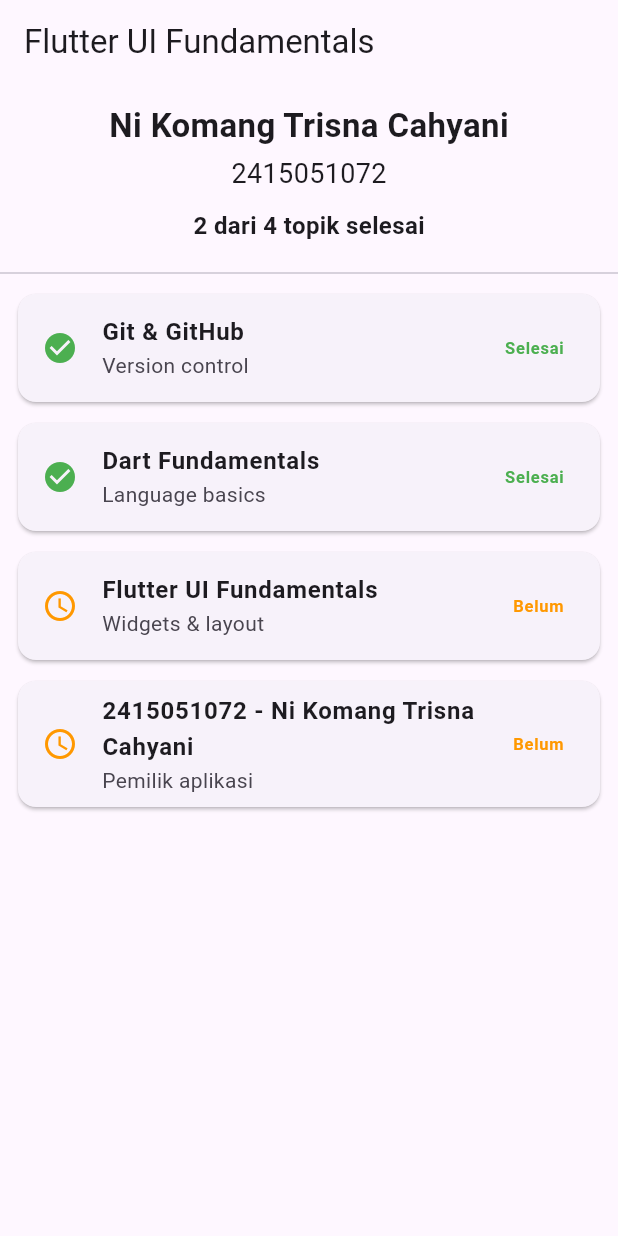
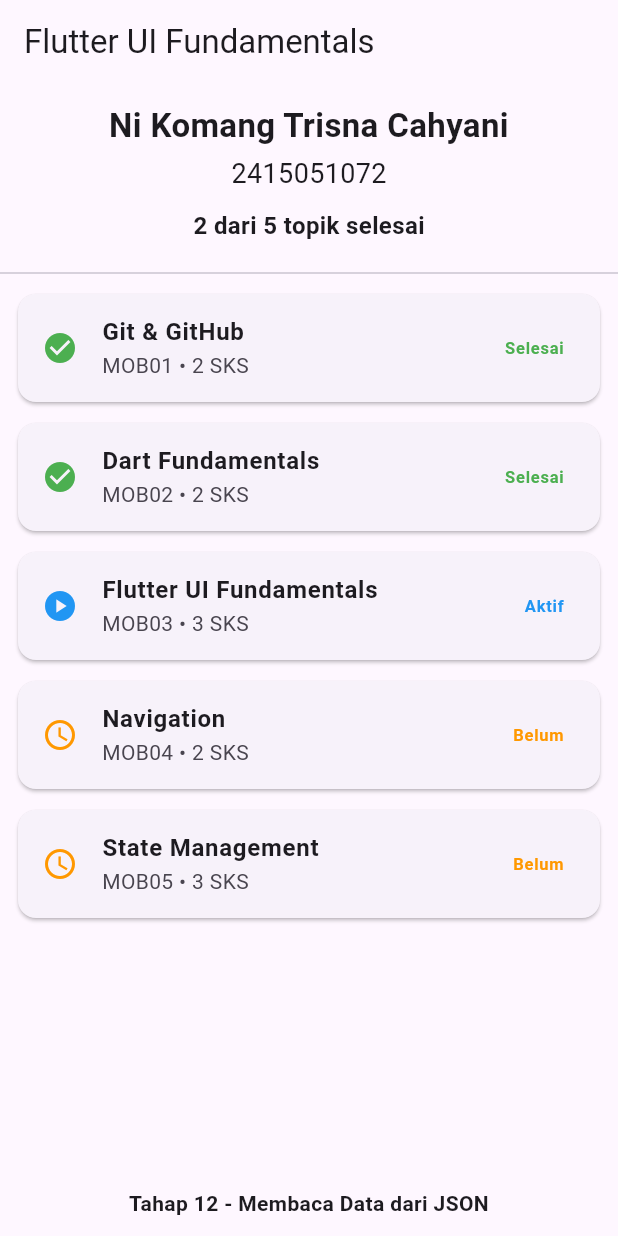
Before and after one commit to trisnacahyani-ops/flutter_ui_fundamentals, a Flutter app: the screen it shows after launch, on a phone screen of 412 x 824 dp. Run offline on Flutter 3.47's test engine with Material 3 defaults, Android fonts, the phone set to English and light mode, and no system bars.

Commit message:
tahap 12

```diff
--- /dev/null
+++ b/assets/data/student_data.json
@@ -0,0 +1,38 @@
+{
+  "student": {
+    "nim": "2415051072",
+    "name": "Ni Komang Trisna Cahyani"
+  },
+  "courses": [
+    {
+      "code": "MOB01",
+      "title": "Git & GitHub",
+      "credits": 2,
+      "status": "done"
+    },
+    {
+      "code": "MOB02",
+      "title": "Dart Fundamentals",
+      "credits": 2,
+      "status": "done"
+    },
+    {
+      "code": "MOB03",
+      "title": "Flutter UI Fundamentals",
+      "credits": 3,
+      "status": "active"
+    },
+    {
+      "code": "MOB04",
+      "title": "Navigation",
+      "credits": 2,
+      "status": "planned"
+    },
+    {
+      "code": "MOB05",
+      "title": "State Management",
+      "credits": 3,
+      "status": "planned"
+    }
+  ]
+}
--- a/lib/main.dart
+++ b/lib/main.dart
@@ -1,7 +1,7 @@
+import 'dart:convert';
+
 import 'package:flutter/material.dart';
-
-const String studentName = 'Ni Komang Trisna Cahyani';
-const String studentId = '2415051072';
+import 'package:flutter/services.dart' show rootBundle;
 
 void main() {
   runApp(const MyApp());
@@ -14,58 +14,82 @@
   Widget build(BuildContext context) {
     return MaterialApp(
       debugShowCheckedModeBanner: false,
-      home: Scaffold(
-        appBar: AppBar(title: const Text('Flutter UI Fundamentals')),
-        body: const TopicList(),
-      ),
+      home: const StudentPage(),
     );
   }
 }
 
-class TopicList extends StatelessWidget {
-  const TopicList({super.key});
+class StudentPage extends StatefulWidget {
+  const StudentPage({super.key});
+
+  @override
+  State<StudentPage> createState() => _StudentPageState();
+}
+
+class _StudentPageState extends State<StudentPage> {
+  Map<String, dynamic>? studentData;
+  bool isLoading = true;
+
+  @override
+  void initState() {
+    super.initState();
+    loadStudentData();
+  }
+
+  Future<void> loadStudentData() async {
+    final jsonString = await rootBundle.loadString(
+      'assets/data/student_data.json',
+    );
+
+    final data = jsonDecode(jsonString) as Map<String, dynamic>;
+
+    setState(() {
+      studentData = data;
+      isLoading = false;
+    });
+  }
 
   @override
   Widget build(BuildContext context) {
-    final List<Map<String, dynamic>> topics = [
-      {'title': 'Git & GitHub', 'subtitle': 'Version control', 'done': true},
-      {
-        'title': 'Dart Fundamentals',
-        'subtitle': 'Language basics',
-        'done': true,
-      },
-      {
-        'title': 'Flutter UI Fundamentals',
-        'subtitle': 'Widgets & layout',
-        'done': false,
-      },
-      {
-        'title': '$studentId - $studentName',
-        'subtitle': 'Pemilik aplikasi',
-        'done': false,
-      },
-    ];
+    if (isLoading) {
+      return const Scaffold(body: Center(child: CircularProgressIndicator()));
+    }
 
-    // Menghitung jumlah topik yang sudah selesai
-    final int completed = topics.where((item) => item['done'] == true).length;
+    final student = studentData!['student'] as Map<String, dynamic>;
 
-    return Column(
+    final courses = studentData!['courses'] as List<dynamic>;
+
+    final int completed = courses
+        .where((item) => item['status'] == 'done')
+        .length;
+
+    return Scaffold(
+      appBar: AppBar(title: const Text('Flutter UI Fundamentals')),
+      body: Column(
         children: [
+          // Identitas mahasiswa
           Padding(
             padding: const EdgeInsets.all(12),
             child: Column(
               children: [
-              const Text(
-                studentName,
-                style: TextStyle(fontSize: 22, fontWeight: FontWeight.bold),
+                Text(
+                  student['name'] as String,
+                  style: const TextStyle(
+                    fontSize: 22,
+                    fontWeight: FontWeight.bold,
+                  ),
+                  textAlign: TextAlign.center,
                 ),
                 const SizedBox(height: 4),
-              const Text(studentId, style: TextStyle(fontSize: 18)),
+                Text(
+                  student['nim'] as String,
+                  style: const TextStyle(fontSize: 18),
+                ),
                 const SizedBox(height: 10),
 
-              // Ringkasan data collection
+                // Ringkasan
                 Text(
-                '$completed dari ${topics.length} topik selesai',
+                  '$completed dari ${courses.length} topik selesai',
                   style: const TextStyle(
                     fontSize: 16,
                     fontWeight: FontWeight.w600,
@@ -77,31 +101,55 @@
 
           const Divider(),
 
-        // Menampilkan list dengan separator
+          // Daftar courses dari JSON
           Expanded(
             child: ListView.separated(
-            itemCount: topics.length,
-            separatorBuilder: (context, index) => const SizedBox(height: 2),
+              itemCount: courses.length,
+              separatorBuilder: (context, index) {
+                return const SizedBox(height: 2);
+              },
               itemBuilder: (context, index) {
-              final item = topics[index];
-              final bool isDone = item['done'] == true;
+                final item = courses[index] as Map<String, dynamic>;
+
+                final String status = item['status'] as String;
+
+                final bool isDone = status == 'done';
 
                 return Card(
-                margin: const EdgeInsets.symmetric(horizontal: 12, vertical: 6),
+                  margin: const EdgeInsets.symmetric(
+                    horizontal: 12,
+                    vertical: 6,
+                  ),
                   child: ListTile(
                     leading: Icon(
-                    isDone ? Icons.check_circle : Icons.schedule,
-                    color: isDone ? Colors.green : Colors.orange,
+                      isDone
+                          ? Icons.check_circle
+                          : status == 'active'
+                          ? Icons.play_circle
+                          : Icons.schedule,
+                      color: isDone
+                          ? Colors.green
+                          : status == 'active'
+                          ? Colors.blue
+                          : Colors.orange,
                     ),
                     title: Text(
                       item['title'] as String,
                       style: const TextStyle(fontWeight: FontWeight.bold),
                     ),
-                  subtitle: Text(item['subtitle'] as String),
+                    subtitle: Text('${item['code']} • ${item['credits']} SKS'),
                     trailing: Text(
-                    isDone ? 'Selesai' : 'Belum',
+                      isDone
+                          ? 'Selesai'
+                          : status == 'active'
+                          ? 'Aktif'
+                          : 'Belum',
                       style: TextStyle(
-                      color: isDone ? Colors.green : Colors.orange,
+                        color: isDone
+                            ? Colors.green
+                            : status == 'active'
+                            ? Colors.blue
+                            : Colors.orange,
                         fontWeight: FontWeight.bold,
                       ),
                     ),
@@ -110,7 +158,18 @@
               },
             ),
           ),
+
+          // Keterangan tahap
+          const Padding(
+            padding: EdgeInsets.all(12),
+            child: Text(
+              'Tahap 12 - Membaca Data dari JSON',
+              textAlign: TextAlign.center,
+              style: TextStyle(fontWeight: FontWeight.bold),
+            ),
+          ),
         ],
+      ),
     );
   }
 }
```
Lines whose indentation alone changed are shown as unchanged.
